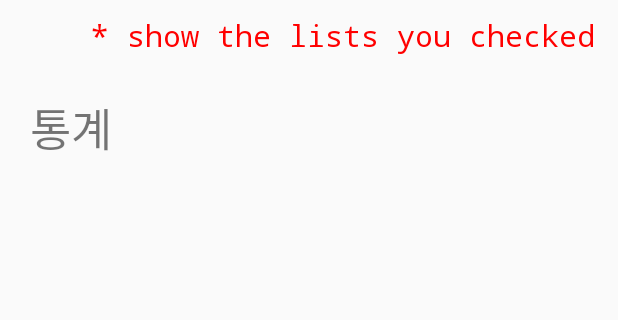
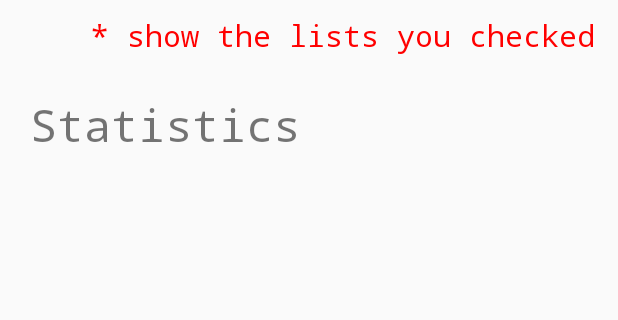
Before and after one commit to HarrisLim/DoneList, an Android app: the YearListActivity screen opened directly, with no data from a screen before it, on a phone screen of 412 x 824 dp, the part 51-371 px from its top. Run offline under Robolectric (Android 15) with nearby library versions, the phone set to English and light mode, and no system bars; 1 statement that could not run was skipped.

Commit message:
에러 수정

```diff
--- a/app/build.gradle
+++ b/app/build.gradle
@@ -6,8 +6,8 @@ android {
         applicationId "apps.harrislim.donelist"
         minSdkVersion 17
         targetSdkVersion 28
-        versionCode 1
-        versionName "1.0"
+        versionCode 2
+        versionName "1.1"
         testInstrumentationRunner "android.support.test.runner.AndroidJUnitRunner"
     }
     buildTypes {
--- a/app/src/main/java/apps/harrislim/donelist/MainActivity.java
+++ b/app/src/main/java/apps/harrislim/donelist/MainActivity.java
@@ -209,7 +209,7 @@ public class MainActivity extends AppCompatActivity implements View.OnClickListe
 
             public void onClick(View view) {
                 title = addList.getText().toString().trim();
-                if(title.length()>20) {
+                if(title.length()>15) {
                     Toast.makeText(MainActivity.this, R.string.limitString, Toast.LENGTH_SHORT).show();
                 } else if(hasDuplicate(title)){ // list 중복검사
                     Toast.makeText(MainActivity.this, R.string.unduplicatable, Toast.LENGTH_SHORT).show();
--- a/app/src/main/res/layout/activity_calendar.xml
+++ b/app/src/main/res/layout/activity_calendar.xml
@@ -46,7 +46,6 @@
                 android:layout_width="match_parent"
                 android:layout_height="wrap_content"
                 android:text="@string/statistics"
-                android:layout_marginTop="15dp"
                 android:layout_marginLeft="15dp"
                 android:layout_marginRight="15dp"/>
         </LinearLayout>
--- a/app/src/main/res/layout/activity_year_list.xml
+++ b/app/src/main/res/layout/activity_year_list.xml
@@ -38,7 +38,7 @@
             <TextView
                 android:layout_width="match_parent"
                 android:layout_height="wrap_content"
-                android:text="통계"
+                android:text="@string/statistics"
                 android:fontFamily="monospace"
                 android:layout_marginLeft="20dp"
                 android:layout_marginBottom="10dp"
--- a/app/src/main/res/values/strings.xml
+++ b/app/src/main/res/values/strings.xml
@@ -11,7 +11,7 @@
     <string name="undeletable">undeletable</string>
     <string name="statistics">Statistics</string>
     <string name="noticeInStat">* show the lists you checked</string>
-    <string name="limitString">limits 20 letter</string>
+    <string name="limitString">limits 15 letter</string>
     <string name="unduplicatable">the name is already on the list</string>
     <string name="add">added %1$s</string>
     <string name="DeleteTitle">Notice</string>
@@ -19,5 +19,5 @@
     <string name="no">no</string>
     <string name="yes">yes</string>
     <string name="confirmDeleting">deleted %1$s</string>
-    <string name="doneCount">check count%1$s</string>
+    <string name="doneCount">mark count%1$s</string>
 </resources>
```
Also changed, not shown: app/src/main/java/apps/harrislim/donelist/CalendarActivity.java (+5 -4 lines), 1 other file.
